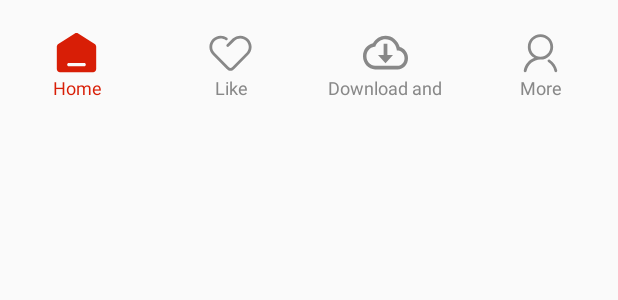
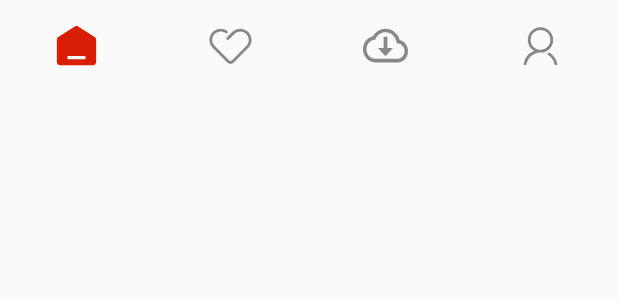
Before and after one commit to StickPoint/MusicCatch, an Android app: the layout nav_bar.xml on its own in the app's theme, with its tools: preview values and no code run, on a phone screen of 412 x 824 dp. Shown: the top 300 px of the screen. Run offline under Robolectric (Android 15) with nearby library versions, the phone set to English and light mode, and no system bars.

Commit message:
Updata by Nickers

```diff
--- a/app/src/main/res/layout/nav_bar.xml
+++ b/app/src/main/res/layout/nav_bar.xml
@@ -2,7 +2,7 @@
 <RadioGroup xmlns:android="http://schemas.android.com/apk/res/android"
     android:id="@+id/navBar"
     android:layout_width="match_parent"
-    android:layout_height="80dp"
+    android:layout_height="60dp"
     android:checkedButton="@id/nav_index"
     android:orientation="horizontal">
 
@@ -14,9 +14,8 @@
         android:button="@null"
         android:drawableTop="@drawable/nav_bar_btn_index_check"
         android:gravity="center"
-        android:paddingTop="20dp"
+        android:paddingTop="15dp"
         android:paddingBottom="15dp"
-        android:text="@string/index"
         android:textColor="@color/nav_bar_btn_text_check"
         android:textSize="12sp" />
 
@@ -28,9 +27,8 @@
         android:button="@null"
         android:drawableTop="@drawable/nav_bar_btn_like_check"
         android:gravity="center"
-        android:paddingTop="20dp"
+        android:paddingTop="15dp"
         android:paddingBottom="15dp"
-        android:text="@string/like"
         android:textColor="@color/nav_bar_btn_text_check"
         android:textSize="12sp" />
 
@@ -42,9 +40,8 @@
         android:button="@null"
         android:drawableTop="@drawable/nav_bar_btn_download_check"
         android:gravity="center"
-        android:paddingTop="20dp"
+        android:paddingTop="15dp"
         android:paddingBottom="15dp"
-        android:text="@string/download"
         android:textColor="@color/nav_bar_btn_text_check"
         android:textSize="12sp" />
 
@@ -56,9 +53,8 @@
         android:button="@null"
         android:drawableTop="@drawable/nav_bar_btn_more_check"
         android:gravity="center"
-        android:paddingTop="20dp"
+        android:paddingTop="15dp"
         android:paddingBottom="15dp"
-        android:text="@string/more"
         android:textColor="@color/nav_bar_btn_text_check"
         android:textSize="12sp" />
 </RadioGroup>
```
